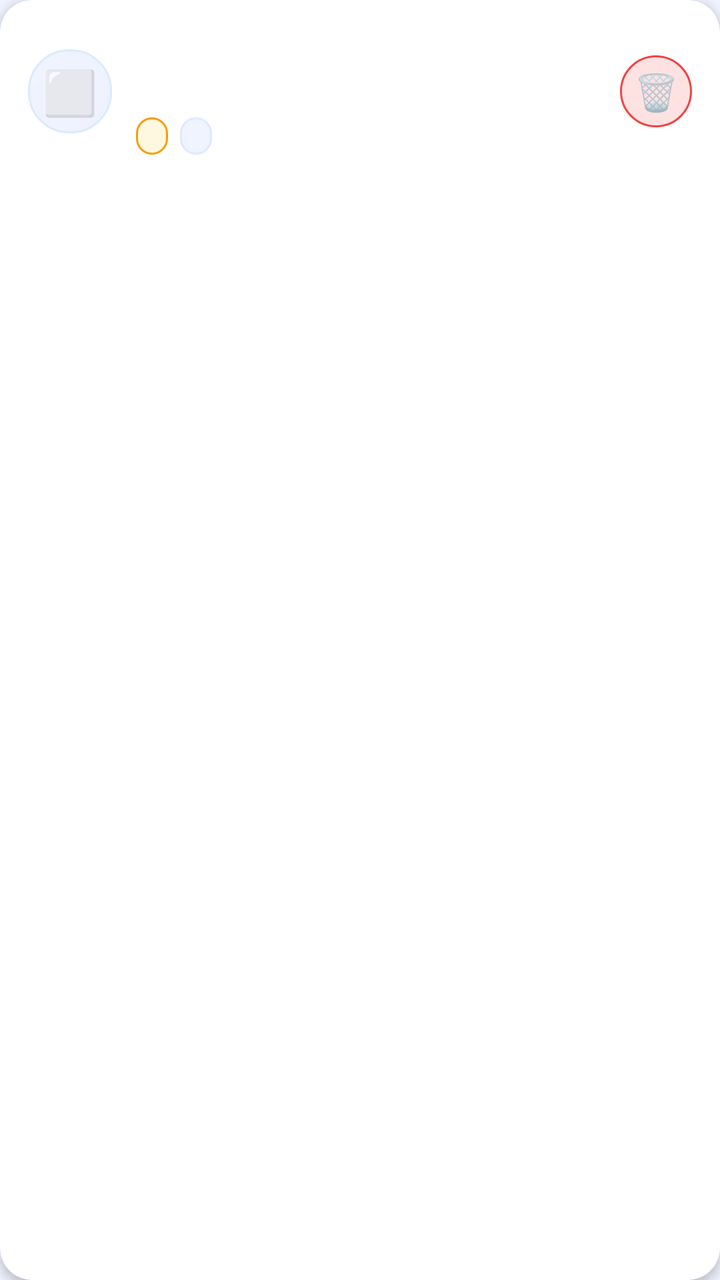
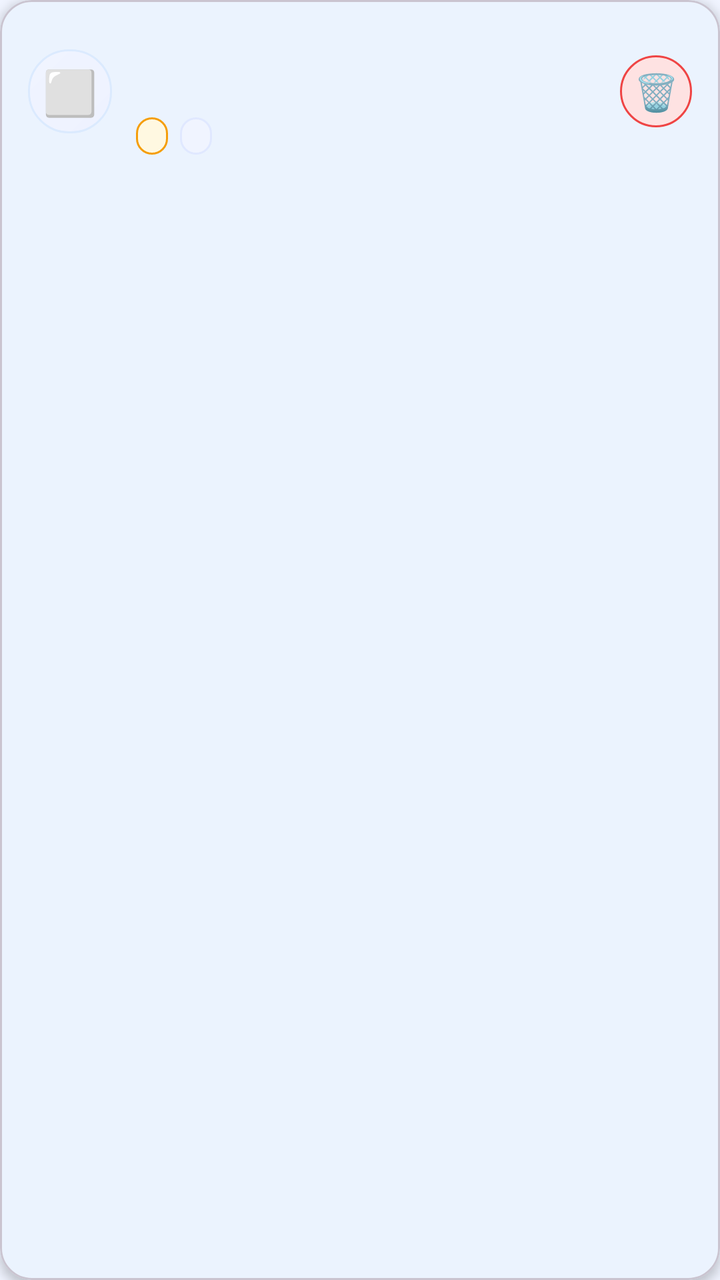

An Android layout rendered at two revisions. The XML below is the earlier revision; the diff shows what the commit changed to produce the second picture.
<!-- AndroidManifest.xml: application theme Theme.UniCare -->
<!-- res/layout/item_medication.xml -->
<?xml version="1.0" encoding="utf-8"?>
<androidx.cardview.widget.CardView xmlns:android="http://schemas.android.com/apk/res/android"
    xmlns:app="http://schemas.android.com/apk/res-auto"
    android:layout_width="match_parent"
    android:layout_height="wrap_content"
    android:layout_marginHorizontal="16dp"
    android:layout_marginVertical="5dp"
    app:cardCornerRadius="16dp"
    app:cardElevation="3dp"
    app:cardBackgroundColor="#FFFFFF">

    <LinearLayout
        android:layout_width="match_parent"
        android:layout_height="wrap_content"
        android:orientation="horizontal"
        android:padding="14dp"
        android:gravity="center_vertical">

        
        <TextView
            android:id="@+id/chkDone"
            android:layout_width="42dp"
            android:layout_height="42dp"
            android:gravity="center"
            android:textSize="22sp"
            android:text="⬜"
            android:background="@drawable/bg_feature_card"/>

        <LinearLayout
            android:layout_width="0dp"
            android:layout_height="wrap_content"
            android:layout_weight="1"
            android:layout_marginHorizontal="12dp"
            android:orientation="vertical">

            <TextView
                android:id="@+id/txtMedName"
                android:layout_width="wrap_content"
                android:layout_height="wrap_content"
                android:textColor="#1A1A2E"
                android:textSize="15sp"
                android:textStyle="bold"/>

            <TextView
                android:id="@+id/txtDosage"
                android:layout_width="wrap_content"
                android:layout_height="wrap_content"
                android:layout_marginTop="2dp"
                android:textColor="#6B7280"
                android:textSize="12sp"/>

            <LinearLayout
                android:layout_width="wrap_content"
                android:layout_height="wrap_content"
                android:layout_marginTop="6dp"
                android:orientation="horizontal">

                <TextView
                    android:id="@+id/txtTime"
                    android:layout_width="wrap_content"
                    android:layout_height="wrap_content"
                    android:background="@drawable/bg_badge_amber"
                    android:paddingHorizontal="8dp"
                    android:paddingVertical="2dp"
                    android:textColor="#F59E0B"
                    android:textSize="11sp"
                    android:textStyle="bold"/>

                <TextView
                    android:id="@+id/txtFrequency"
                    android:layout_width="wrap_content"
                    android:layout_height="wrap_content"
                    android:layout_marginStart="6dp"
                    android:background="@drawable/bg_section"
                    android:paddingHorizontal="8dp"
                    android:paddingVertical="2dp"
                    android:textColor="#6B7280"
                    android:textSize="11sp"/>
            </LinearLayout>
        </LinearLayout>

        
        <TextView
            android:id="@+id/btnDelete"
            android:layout_width="36dp"
            android:layout_height="36dp"
            android:gravity="center"
            android:text="🗑️"
            android:textSize="18sp"
            android:background="@drawable/bg_badge_red"/>
    </LinearLayout>
</androidx.cardview.widget.CardView>
<!-- resources referenced by this layout -->
<resources>
  <!-- drawable bg_badge_amber (drawable) -->
  <?xml version="1.0" encoding="utf-8"?>
  <shape xmlns:android="http://schemas.android.com/apk/res/android">
      <solid android:color="#FFF8E1"/>
      <corners android:radius="100dp"/>
      <stroke android:width="1dp" android:color="#F59E0B"/>
  </shape>
  <!-- drawable bg_badge_red (drawable) -->
  <?xml version="1.0" encoding="utf-8"?>
  <shape xmlns:android="http://schemas.android.com/apk/res/android">
      <solid android:color="#FEE2E2"/>
      <corners android:radius="100dp"/>
      <stroke android:width="1dp" android:color="#EF4444"/>
  </shape>
  <!-- drawable bg_feature_card (drawable) -->
  <?xml version="1.0" encoding="utf-8"?>
  <shape xmlns:android="http://schemas.android.com/apk/res/android">
      <gradient
          android:startColor="#EEF2FF"
          android:endColor="#F0F4FF"
          android:angle="135"/>
      <corners android:radius="20dp"/>
      <stroke android:width="1dp" android:color="#DBEAFE"/>
  </shape>
  <!-- drawable bg_section (drawable) -->
  <?xml version="1.0" encoding="utf-8"?>
  <shape xmlns:android="http://schemas.android.com/apk/res/android">
      <solid android:color="#F0F4FF"/>
      <corners android:radius="16dp"/>
      <stroke android:width="1dp" android:color="#E0E8FF"/>
  </shape>
  <style name="Theme.UniCare" parent="Theme.MaterialComponents.DayNight.NoActionBar">
          
          <item name="colorPrimary">#0D6EFD</item>
          <item name="colorPrimaryVariant">#0852C8</item>
          <item name="colorOnPrimary">#FFFFFF</item>
          
          <item name="colorSecondary">#00C4A7</item>
          <item name="colorSecondaryVariant">#00A089</item>
          <item name="colorOnSecondary">#FFFFFF</item>
          
          <item name="colorSurface">#FFFFFF</item>
          <item name="colorOnSurface">#1A1A2E</item>
          
          <item name="android:colorBackground">#F0F4FF</item>
          
          <item name="android:statusBarColor">#0852C8</item>
          <item name="android:windowLightStatusBar">false</item>
          <item name="android:navigationBarColor">#FFFFFF</item>
          <item name="android:windowLightNavigationBar">true</item>
          
          <item name="materialButtonStyle">@style/Widget.UniCare.Button</item>
          <item name="textInputStyle">@style/Widget.UniCare.TextInputLayout</item>
      </style>
  <style name="Widget.UniCare.Button" parent="Widget.MaterialComponents.Button">
          <item name="android:paddingTop">14dp</item>
          <item name="android:paddingBottom">14dp</item>
          <item name="android:textSize">16sp</item>
          <item name="android:letterSpacing">0.02</item>
          <item name="android:textAllCaps">false</item>
          <item name="cornerRadius">14dp</item>
          <item name="backgroundTint">#0D6EFD</item>
          <item name="elevation">2dp</item>
      </style>
  <style name="Widget.UniCare.TextInputLayout" parent="Widget.MaterialComponents.TextInputLayout.OutlinedBox">
          <item name="boxCornerRadiusBottomEnd">12dp</item>
          <item name="boxCornerRadiusBottomStart">12dp</item>
          <item name="boxCornerRadiusTopEnd">12dp</item>
          <item name="boxCornerRadiusTopStart">12dp</item>
          <item name="boxStrokeColor">#CBD5F5</item>
          <item name="hintTextColor">#6B7280</item>
      </style>
</resources>

<!-- the commit's change to res/layout/item_medication.xml (unified diff, before → after) -->
@@ -1,92 +1,26 @@
-<?xml version="1.0" encoding="utf-8"?>
-<androidx.cardview.widget.CardView xmlns:android="http://schemas.android.com/apk/res/android"
-    xmlns:app="http://schemas.android.com/apk/res-auto"
-    android:layout_width="match_parent"
-    android:layout_height="wrap_content"
-    android:layout_marginHorizontal="16dp"
-    android:layout_marginVertical="5dp"
-    app:cardCornerRadius="16dp"
-    app:cardElevation="3dp"
-    app:cardBackgroundColor="#FFFFFF">
+<?xml version='1.0' encoding='utf-8'?>
+<com.google.android.material.card.MaterialCardView xmlns:android="http://schemas.android.com/apk/res/android" xmlns:app="http://schemas.android.com/apk/res-auto" android:layout_width="match_parent" android:layout_height="wrap_content" android:layout_marginHorizontal="16dp" android:layout_marginVertical="5dp" app:cardCornerRadius="16dp" app:cardElevation="3dp" app:cardBackgroundColor="#FFFFFF">
 
-    <LinearLayout
-        android:layout_width="match_parent"
-        android:layout_height="wrap_content"
-        android:orientation="horizontal"
-        android:padding="14dp"
-        android:gravity="center_vertical">
+    <LinearLayout android:layout_width="match_parent" android:layout_height="wrap_content" android:orientation="horizontal" android:padding="14dp" android:gravity="center_vertical">
 
         
-        <TextView
-            android:id="@+id/chkDone"
-            android:layout_width="42dp"
-            android:layout_height="42dp"
-            android:gravity="center"
-            android:textSize="22sp"
-            android:text="⬜"
-            android:background="@drawable/bg_feature_card"/>
+        <TextView android:id="@+id/chkDone" android:layout_width="42dp" android:layout_height="42dp" android:gravity="center" android:textSize="22sp" android:text="⬜" android:background="@drawable/bg_feature_card"/>
 
-        <LinearLayout
-            android:layout_width="0dp"
-            android:layout_height="wrap_content"
-            android:layout_weight="1"
-            android:layout_marginHorizontal="12dp"
-            android:orientation="vertical">
+        <LinearLayout android:layout_width="0dp" android:layout_height="wrap_content" android:layout_weight="1" android:layout_marginHorizontal="12dp" android:orientation="vertical">
 
-            <TextView
-                android:id="@+id/txtMedName"
-                android:layout_width="wrap_content"
-                android:layout_height="wrap_content"
-                android:textColor="#1A1A2E"
-                android:textSize="15sp"
-                android:textStyle="bold"/>
+            <TextView android:id="@+id/txtMedName" android:layout_width="wrap_content" android:layout_height="wrap_content" android:textColor="#1A1A2E" android:textSize="15sp" android:textStyle="bold"/>
 
-            <TextView
-                android:id="@+id/txtDosage"
-                android:layout_width="wrap_content"
-                android:layout_height="wrap_content"
-                android:layout_marginTop="2dp"
-                android:textColor="#6B7280"
-                android:textSize="12sp"/>
+            <TextView android:id="@+id/txtDosage" android:layout_width="wrap_content" android:layout_height="wrap_content" android:layout_marginTop="2dp" android:textColor="#6B7280" android:textSize="12sp"/>
 
-            <LinearLayout
-                android:layout_width="wrap_content"
-                android:layout_height="wrap_content"
-                android:layout_marginTop="6dp"
-                android:orientation="horizontal">
+            <LinearLayout android:layout_width="wrap_content" android:layout_height="wrap_content" android:layout_marginTop="6dp" android:orientation="horizontal">
 
-                <TextView
-                    android:id="@+id/txtTime"
-                    android:layout_width="wrap_content"
-                    android:layout_height="wrap_content"
-                    android:background="@drawable/bg_badge_amber"
-                    android:paddingHorizontal="8dp"
-                    android:paddingVertical="2dp"
-                    android:textColor="#F59E0B"
-                    android:textSize="11sp"
-                    android:textStyle="bold"/>
+                <TextView android:id="@+id/txtTime" android:layout_width="wrap_content" android:layout_height="wrap_content" android:background="@drawable/bg_badge_amber" android:paddingHorizontal="8dp" android:paddingVertical="2dp" android:textColor="#F59E0B" android:textSize="11sp" android:textStyle="bold"/>
 
-                <TextView
-                    android:id="@+id/txtFrequency"
-                    android:layout_width="wrap_content"
-                    android:layout_height="wrap_content"
-                    android:layout_marginStart="6dp"
-                    android:background="@drawable/bg_section"
-                    android:paddingHorizontal="8dp"
-                    android:paddingVertical="2dp"
-                    android:textColor="#6B7280"
-                    android:textSize="11sp"/>
+                <TextView android:id="@+id/txtFrequency" android:layout_width="wrap_content" android:layout_height="wrap_content" android:layout_marginStart="6dp" android:background="@drawable/bg_section" android:paddingHorizontal="8dp" android:paddingVertical="2dp" android:textColor="#6B7280" android:textSize="11sp"/>
             </LinearLayout>
         </LinearLayout>
 
         
-        <TextView
-            android:id="@+id/btnDelete"
-            android:layout_width="36dp"
-            android:layout_height="36dp"
-            android:gravity="center"
-            android:text="🗑️"
-            android:textSize="18sp"
-            android:background="@drawable/bg_badge_red"/>
+        <TextView android:id="@+id/btnDelete" android:layout_width="36dp" android:layout_height="36dp" android:gravity="center" android:text="🗑️" android:textSize="18sp" android:background="@drawable/bg_badge_red"/>
     </LinearLayout>
-</androidx.cardview.widget.CardView>
+</com.google.android.material.card.MaterialCardView>
<!-- resource entries referenced after the edit -->
@@ -31,7 +31,7 @@
       <corners android:radius="16dp"/>
       <stroke android:width="1dp" android:color="#E0E8FF"/>
   </shape>
-  <style name="Theme.UniCare" parent="Theme.MaterialComponents.DayNight.NoActionBar">
+  <style name="Theme.UniCare" parent="Theme.Material3.DayNight.NoActionBar">
           
           <item name="colorPrimary">#0D6EFD</item>
           <item name="colorPrimaryVariant">#0852C8</item>
@@ -54,7 +54,7 @@
           <item name="materialButtonStyle">@style/Widget.UniCare.Button</item>
           <item name="textInputStyle">@style/Widget.UniCare.TextInputLayout</item>
       </style>
-  <style name="Widget.UniCare.Button" parent="Widget.MaterialComponents.Button">
+  <style name="Widget.UniCare.Button" parent="Widget.Material3.Button">
           <item name="android:paddingTop">14dp</item>
           <item name="android:paddingBottom">14dp</item>
           <item name="android:textSize">16sp</item>
@@ -64,7 +64,7 @@
           <item name="backgroundTint">#0D6EFD</item>
           <item name="elevation">2dp</item>
       </style>
-  <style name="Widget.UniCare.TextInputLayout" parent="Widget.MaterialComponents.TextInputLayout.OutlinedBox">
+  <style name="Widget.UniCare.TextInputLayout" parent="Widget.Material3.TextInputLayout.OutlinedBox">
           <item name="boxCornerRadiusBottomEnd">12dp</item>
           <item name="boxCornerRadiusBottomStart">12dp</item>
           <item name="boxCornerRadiusTopEnd">12dp</item>
